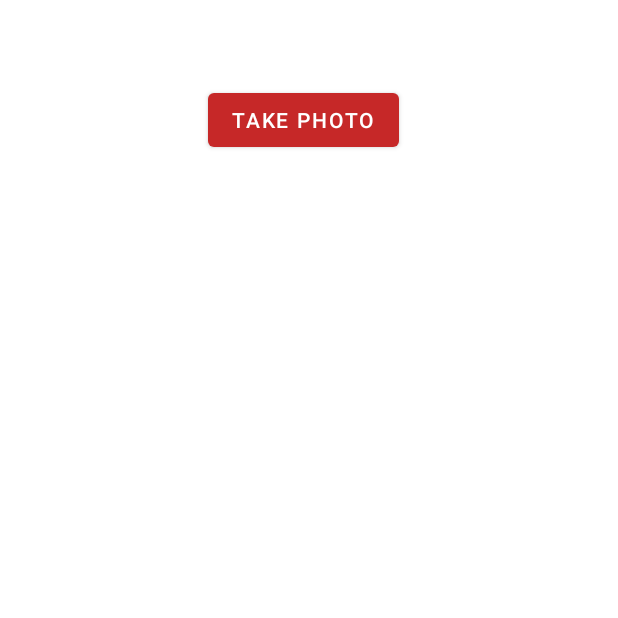
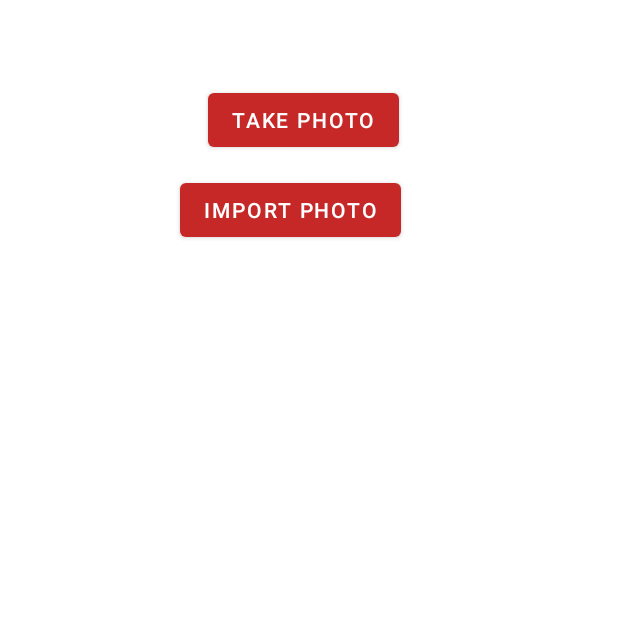
Before and after one commit to barb-n-co/event-moi-ca, an Android app: the screen it shows after launch (PhotoActivity), on a phone screen of 412 x 824 dp, the top half of it. Run offline under Robolectric (Android 15) with nearby library versions, the phone set to English and light mode, and no system bars; our stand-ins replace Timber; libraries missing offline, so code that uses them is left out: com.example.lpiem, org.kodein.di.

Commit message:
feat: Import image from gallery

```diff
--- a/app/src/main/res/layout/activity_photo.xml
+++ b/app/src/main/res/layout/activity_photo.xml
@@ -16,6 +16,15 @@
             app:layout_constraintStart_toStartOf="parent"
             android:layout_marginStart="8dp" app:layout_constraintTop_toTopOf="parent" android:layout_marginTop="56dp"
             app:layout_constraintHorizontal_bias="0.901"/>
+    <Button
+            android:id="@+id/btn_import_photo"
+            android:layout_width="wrap_content"
+            android:layout_height="wrap_content"
+            android:text="Import Photo"
+            app:layout_constraintEnd_toEndOf="parent" android:layout_marginEnd="132dp"
+            app:layout_constraintStart_toStartOf="parent"
+            android:layout_marginStart="8dp" app:layout_constraintTop_toTopOf="parent" android:layout_marginTop="116dp"
+            app:layout_constraintHorizontal_bias="0.901"/>
 
     <ImageView
             android:id="@+id/imgv_capture_image_preview"
```
Also changed, not shown: app/src/main/java/com/example/event_app/ui/activity/PhotoActivity.kt (+43 -0 lines).
